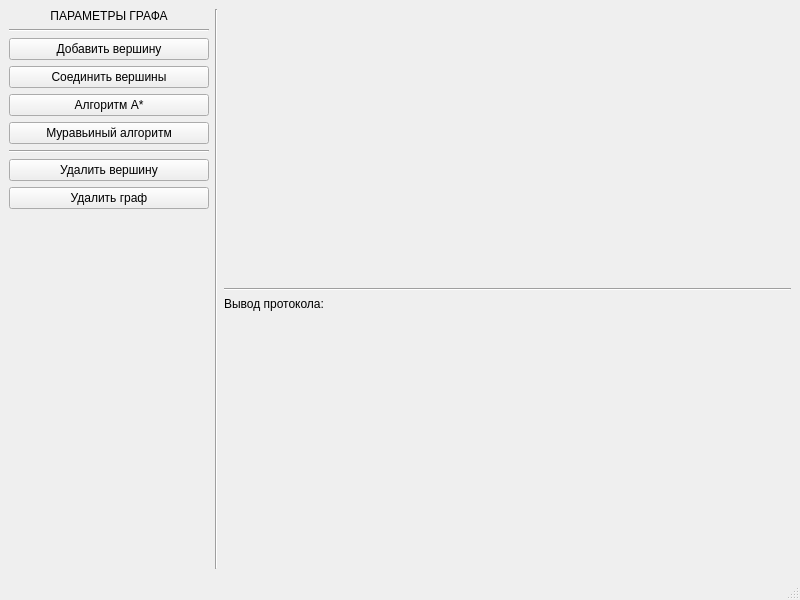
Old version of the form main_window.ui in the repository slavicksnegirev/AStar-ACO-algorithms.
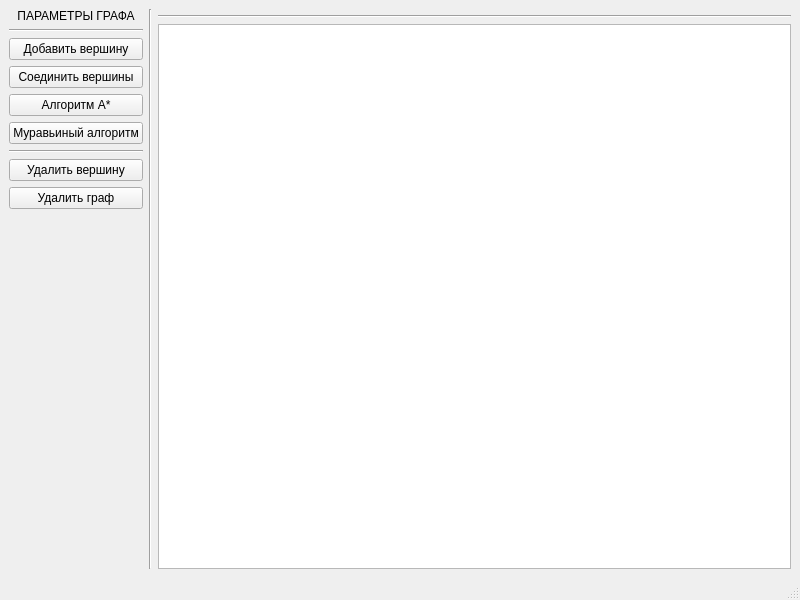
New version of the form.

The edit to the form file:
```diff
--- a/main_window.ui
+++ b/main_window.ui
@@ -171,14 +171,7 @@
        </widget>
       </item>
       <item>
-       <widget class="QLabel" name="label">
-        <property name="text">
-         <string>Вывод протокола:</string>
-        </property>
-        <property name="alignment">
-         <set>Qt::AlignLeading|Qt::AlignLeft|Qt::AlignTop</set>
-        </property>
-       </widget>
+       <widget class="QTextEdit" name="textEdit"/>
       </item>
      </layout>
     </item>
```
